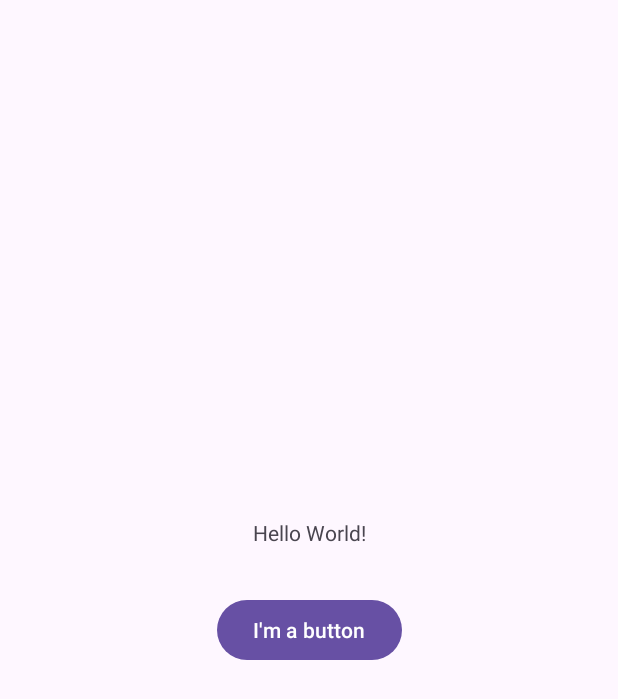
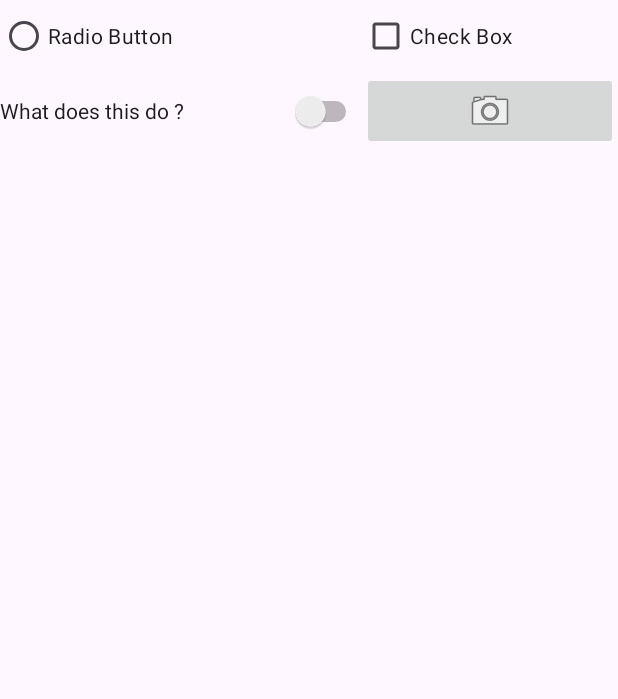
Before and after one commit to haroldcodez/CP670, an Android app: the screen it shows after launch (MainActivity before the commit, ListItemsActivity after it), on a phone screen of 412 x 824 dp. Shown: the top 699 px of the screen. Run offline under Robolectric (Android 15) with nearby library versions, the phone set to English and light mode, and no system bars.

Commit message:
Added 3 activities for part 2

```diff
--- /dev/null
+++ b/app/src/main/java/com/example/androidassignments/ListItemsActivity.java
@@ -0,0 +1,24 @@
+package com.example.androidassignments;
+
+import android.os.Bundle;
+
+import androidx.activity.EdgeToEdge;
+import androidx.appcompat.app.AppCompatActivity;
+import androidx.core.graphics.Insets;
+import androidx.core.view.ViewCompat;
+import androidx.core.view.WindowInsetsCompat;
+
+public class ListItemsActivity extends AppCompatActivity {
+
+    @Override
+    protected void onCreate(Bundle savedInstanceState) {
+        super.onCreate(savedInstanceState);
+        EdgeToEdge.enable(this);
+        setContentView(R.layout.activity_list_items);
+        ViewCompat.setOnApplyWindowInsetsListener(findViewById(R.id.list_items), (v, insets) -> {
+            Insets systemBars = insets.getInsets(WindowInsetsCompat.Type.systemBars());
+            v.setPadding(systemBars.left, systemBars.top, systemBars.right, systemBars.bottom);
+            return insets;
+        });
+    }
+}
--- /dev/null
+++ b/app/src/main/res/layout/activity_list_items.xml
@@ -0,0 +1,43 @@
+<?xml version="1.0" encoding="utf-8"?>
+<GridLayout xmlns:android="http://schemas.android.com/apk/res/android"
+    xmlns:tools="http://schemas.android.com/tools"
+    android:id="@+id/list_items"
+    android:layout_width="match_parent"
+    android:layout_height="wrap_content"
+    android:rowCount="2"
+    android:columnCount="2">
+
+    <RadioButton
+        android:layout_columnWeight="1"
+        android:layout_gravity="fill"
+        android:text="@string/radio_button"
+        tools:ignore="VisualLintButtonSize">
+
+    </RadioButton>
+
+    <CheckBox
+        android:layout_columnWeight="1"
+        android:layout_gravity="fill"
+        android:text="@string/checkbox"
+        tools:ignore="isualLintButtonSize">
+
+    </CheckBox>
+
+    <Switch
+        android:layout_columnWeight="1"
+        android:layout_gravity="fill"
+        android:text="@string/switch_label"
+        tools:ignore="UseSwitchCompatOrMaterialXml,VisualLintButtonSize">
+
+    </Switch>
+
+    <ImageButton
+        android:layout_columnWeight="1"
+        android:layout_gravity="fill"
+        android:contentDescription="@string/image_desc"
+        android:src="@android:drawable/ic_menu_camera"
+        tools:ignore="ImageContrastCheck">
+
+    </ImageButton>
+
+</GridLayout>
--- a/app/src/main/res/values/strings.xml
+++ b/app/src/main/res/values/strings.xml
@@ -1,5 +1,14 @@
 <resources>
-    <string name="app_name">Assignment 1</string>
+    <string name="app_name">Android Assignment</string>
     <string name="hello_message">Hello World!</string>
     <string name="ButtonText">I\'m a button</string>
+    <string name="login_label">Login</string>
+    <string name="password_label">Password</string>
+    <string name="password_hint">enter password</string>
+    <string name="login_name">login name</string>
+    <string name="my_application">My Application</string>
+    <string name="radio_button">Radio Button</string>
+    <string name="checkbox">Check Box</string>
+    <string name="switch_label">What does this do ?</string>
+    <string name="image_desc">image placeholder</string>
 </resources>
```
Also changed, not shown: app/src/main/AndroidManifest.xml (+13 -2 lines), app/src/main/java/com/example/androidassignments/LoginActivity.java (added, +24 -0 lines), app/src/main/res/layout/activity_login.xml (added, +58 -0 lines), 1 other file.
